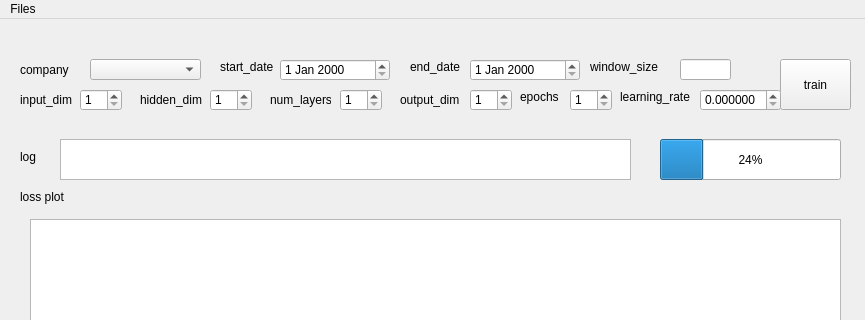
First picture: the form in mygui.ui, repository onebottlekick/stock_price_predictor, before the edit; both pictures show x 0 to 865 and y 0 to 320 of the 865 by 761 pixel window.
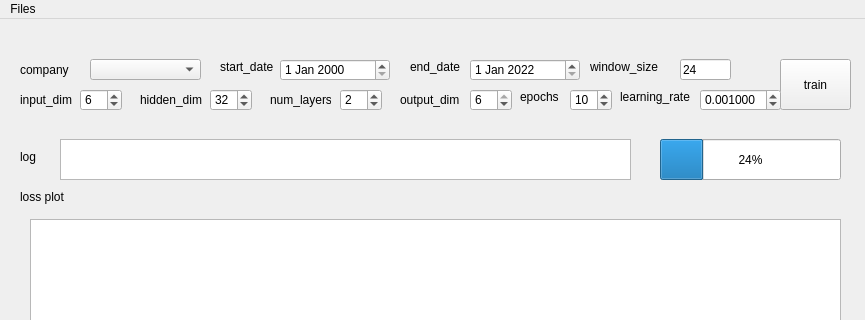
Second picture: the form after the edit.

Commit message: added default parameters

```diff
--- a/mygui.ui
+++ b/mygui.ui
@@ -49,9 +49,15 @@
       <height>21</height>
      </rect>
     </property>
+    <property name="text">
+     <string>24</string>
+    </property>
     <property name="echoMode">
      <enum>QLineEdit::Normal</enum>
     </property>
+    <property name="readOnly">
+     <bool>false</bool>
+    </property>
    </widget>
    <widget class="QPushButton" name="train_button">
     <property name="geometry">
@@ -121,6 +127,13 @@
       <height>22</height>
      </rect>
     </property>
+    <property name="date">
+     <date>
+      <year>2022</year>
+      <month>1</month>
+      <day>1</day>
+     </date>
+    </property>
    </widget>
    <widget class="QLabel" name="label_5">
     <property name="geometry">
@@ -330,6 +343,9 @@
     <property name="maximum">
      <number>9999</number>
     </property>
+    <property name="value">
+     <number>10</number>
+    </property>
    </widget>
    <widget class="QLabel" name="label_12">
     <property name="geometry">
@@ -359,6 +375,9 @@
     <property name="singleStep">
      <double>0.010000000000000</double>
     </property>
+    <property name="value">
+     <double>0.001000000000000</double>
+    </property>
    </widget>
    <widget class="QLabel" name="label_13">
     <property name="geometry">
@@ -421,12 +440,18 @@
       <height>22</height>
      </rect>
     </property>
+    <property name="suffix">
+     <string/>
+    </property>
     <property name="minimum">
      <number>1</number>
     </property>
     <property name="maximum">
      <number>9999</number>
     </property>
+    <property name="value">
+     <number>6</number>
+    </property>
    </widget>
    <widget class="QSpinBox" name="output_dim">
     <property name="geometry">
@@ -443,6 +468,9 @@
     <property name="maximum">
      <number>6</number>
     </property>
+    <property name="value">
+     <number>6</number>
+    </property>
    </widget>
    <widget class="QSpinBox" name="hidden_dim">
     <property name="geometry">
@@ -459,6 +487,9 @@
     <property name="maximum">
      <number>9999</number>
     </property>
+    <property name="value">
+     <number>32</number>
+    </property>
    </widget>
    <widget class="QSpinBox" name="num_layers">
     <property name="geometry">
@@ -475,6 +506,9 @@
     <property name="maximum">
      <number>9999</number>
     </property>
+    <property name="value">
+     <number>2</number>
+    </property>
    </widget>
   </widget>
   <widget class="QStatusBar" name="statusbar"/>
```
Left out of the diff: 2 changed lines with no effect on the pictures.
